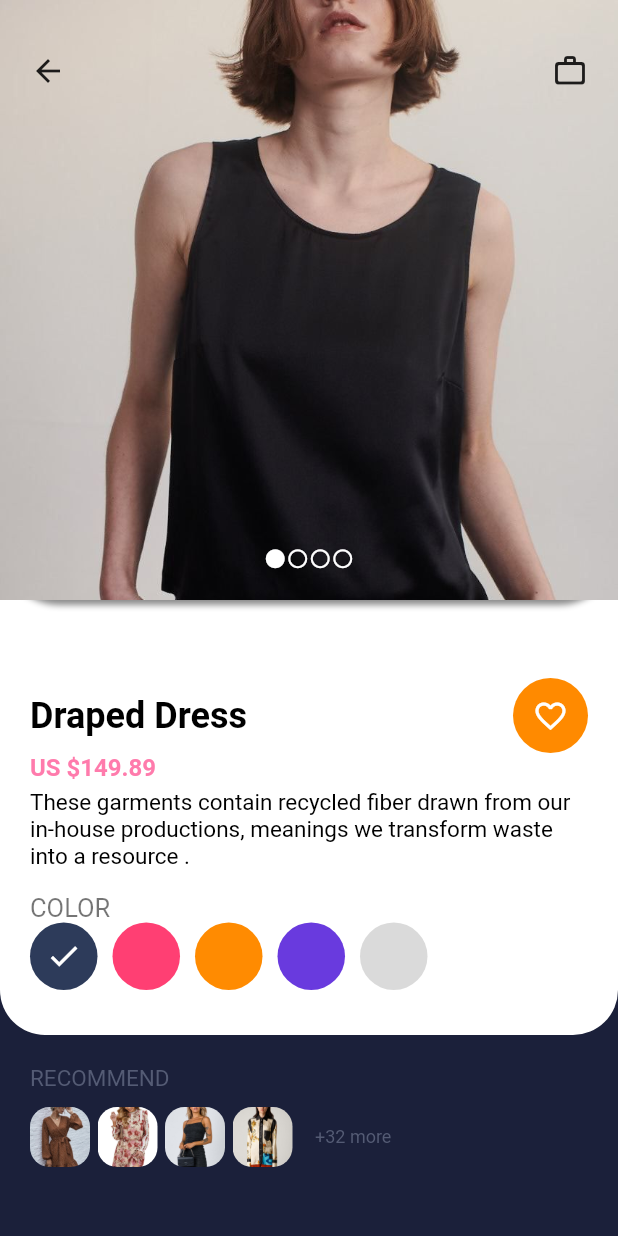
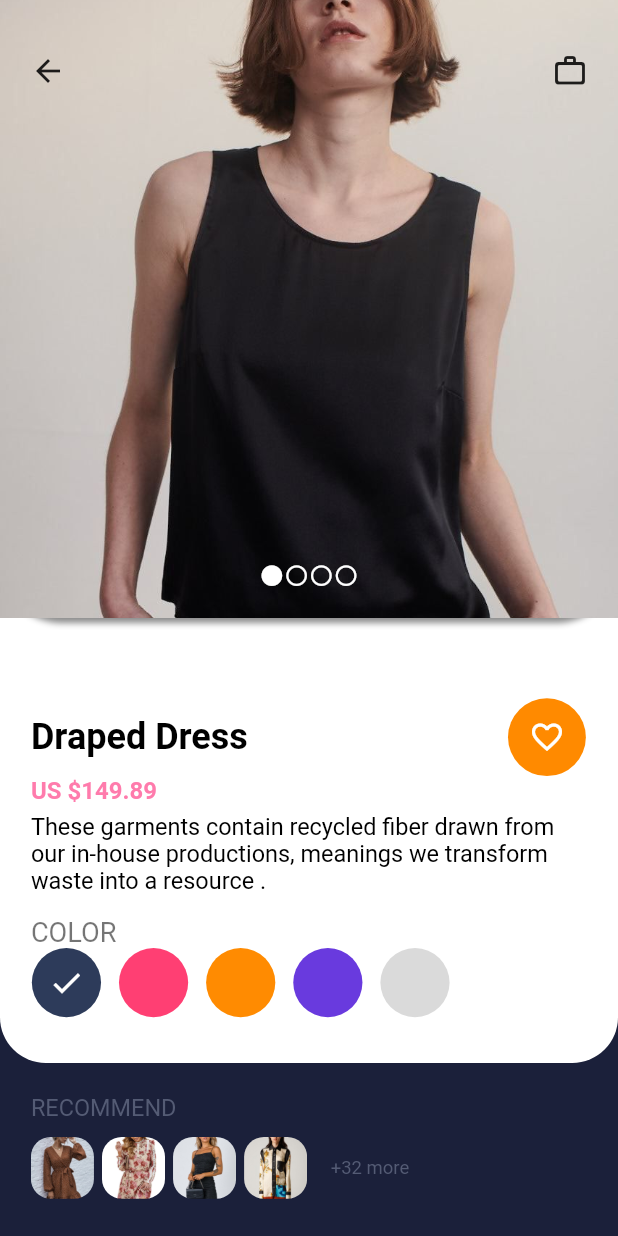
Before and after one commit to o-aziz/Ecomerce_app1_flutter, a Flutter app: the screen it shows after launch, after a tap on "Draped Dress", on a phone screen of 412 x 824 dp. Run offline on Flutter 3.47's test engine with Material 2 defaults, Android fonts, the phone set to English and light mode, and no system bars.

Commit message:
added responsive design 2

```diff
--- a/lib/screens/item_details.dart
+++ b/lib/screens/item_details.dart
@@ -1,3 +1,4 @@
+import 'package:ecomerce_store1/helpers/size_config.dart';
 import 'package:flutter/material.dart';
 import 'package:flutter/widgets.dart';
 
@@ -16,15 +17,18 @@ class ItemDetails extends StatelessWidget {
           Stack(
             children: [
               Container(
-                height: 690,
-                padding:
-                    const EdgeInsets.symmetric(vertical: 30, horizontal: 20),
+                height: 86 * SizeConfig.heightMultiplier,
+                padding: EdgeInsets.symmetric(
+                    vertical: 3.7 * SizeConfig.heightMultiplier,
+                    horizontal: 5 * SizeConfig.widthMultiplier),
                 alignment: Alignment.bottomLeft,
-                decoration: const BoxDecoration(
+                decoration: BoxDecoration(
                   color: Colors.white,
                   borderRadius: BorderRadius.only(
-                    bottomLeft: Radius.circular(30),
-                    bottomRight: Radius.circular(30),
+                    bottomLeft:
+                        Radius.circular(3.7 * SizeConfig.heightMultiplier),
+                    bottomRight:
+                        Radius.circular(3.7 * SizeConfig.heightMultiplier),
                   ),
                 ),
                 child: Column(
@@ -44,8 +48,8 @@ class ItemDetails extends StatelessWidget {
                                   fontWeight: FontWeight.bold),
                         ),
                         Container(
-                          height: 50,
-                          width: 50,
+                          height: 6.3 * SizeConfig.heightMultiplier,
+                          width: 13 * SizeConfig.widthMultiplier,
                           decoration: const BoxDecoration(
                             shape: BoxShape.circle,
                             color: Color(0xffFF8A00),
@@ -64,27 +68,24 @@ class ItemDetails extends StatelessWidget {
                             fontWeight: FontWeight.bold,
                           ),
                     ),
-                    const SizedBox(height: 5),
+                    SizedBox(height: 0.6 * SizeConfig.heightMultiplier),
                     Text(
                       'These garments contain recycled fiber drawn from our in-house productions, meanings we transform waste into a resource .',
-                      style: Theme.of(context)
-                          .textTheme
-                          .caption!
-                          .copyWith(color: Colors.black, fontSize: 15),
+                      style: Theme.of(context).textTheme.caption!.copyWith(
+                          color: Colors.black,
+                          fontSize: 1.9 * SizeConfig.heightMultiplier),
                     ),
-                    const SizedBox(height: 15),
+                    SizedBox(height: 1.9 * SizeConfig.heightMultiplier),
                     Text(
                       'COLOR',
-                      style: Theme.of(context)
-                          .textTheme
-                          .caption!
-                          .copyWith(fontSize: 17),
+                      style: Theme.of(context).textTheme.caption!.copyWith(
+                          fontSize: 2.2 * SizeConfig.heightMultiplier),
                     ),
                     Row(
                       children: [
                         Container(
-                          height: 45,
-                          width: 45,
+                          height: 5.6 * SizeConfig.heightMultiplier,
+                          width: 11.5 * SizeConfig.widthMultiplier,
                           decoration: const BoxDecoration(
                               shape: BoxShape.circle, color: Color(0xff2D3B5A)),
                           child: const Icon(
@@ -92,31 +93,31 @@ class ItemDetails extends StatelessWidget {
                             color: Colors.white,
                           ),
                         ),
-                        const SizedBox(width: 10),
+                        SizedBox(width: 2.6 * SizeConfig.widthMultiplier),
                         Container(
-                          height: 45,
-                          width: 45,
+                          height: 5.6 * SizeConfig.heightMultiplier,
+                          width: 11.5 * SizeConfig.widthMultiplier,
                           decoration: const BoxDecoration(
                               shape: BoxShape.circle, color: Color(0xffFF3F73)),
                         ),
-                        const SizedBox(width: 10),
+                        SizedBox(width: 2.6 * SizeConfig.widthMultiplier),
                         Container(
-                          height: 45,
-                          width: 45,
+                          height: 5.6 * SizeConfig.heightMultiplier,
+                          width: 11.5 * SizeConfig.widthMultiplier,
                           decoration: const BoxDecoration(
                               shape: BoxShape.circle, color: Color(0xffFF8B01)),
                         ),
-                        const SizedBox(width: 10),
+                        SizedBox(width: 2.6 * SizeConfig.widthMultiplier),
                         Container(
-                          height: 45,
-                          width: 45,
+                          height: 5.6 * SizeConfig.heightMultiplier,
+                          width: 11.5 * SizeConfig.widthMultiplier,
                           decoration: const BoxDecoration(
                               shape: BoxShape.circle, color: Color(0xff693ADE)),
                         ),
-                        const SizedBox(width: 10),
+                        SizedBox(width: 2.6 * SizeConfig.widthMultiplier),
                         Container(
-                          height: 45,
-                          width: 45,
+                          height: 5.6 * SizeConfig.heightMultiplier,
+                          width: 11.5 * SizeConfig.widthMultiplier,
                           decoration: const BoxDecoration(
                               shape: BoxShape.circle, color: Color(0xffDADADA)),
                         ),
@@ -126,15 +127,17 @@ class ItemDetails extends StatelessWidget {
                 ),
               ),
               Container(
-                height: 400,
+                height: 50 * SizeConfig.heightMultiplier,
                 width: MediaQuery.of(context).size.width,
-                decoration: const BoxDecoration(
-                  color: Color(0xffECECF0),
+                decoration: BoxDecoration(
+                  color: const Color(0xffECECF0),
                   borderRadius: BorderRadius.only(
-                    bottomLeft: Radius.circular(40),
-                    bottomRight: Radius.circular(40),
+                    bottomLeft:
+                        Radius.circular(5 * SizeConfig.heightMultiplier),
+                    bottomRight:
+                        Radius.circular(5 * SizeConfig.heightMultiplier),
                   ),
-                  boxShadow: [
+                  boxShadow: const [
                     BoxShadow(
                       color: Colors.black45,
                       offset: Offset(0, 3),
@@ -171,25 +174,25 @@ class ItemDetails extends StatelessWidget {
                     ),
                     Positioned(
                       child: Row(
-                        children: const [
+                        children: [
                           Icon(
                             Icons.circle_rounded,
-                            size: 15,
+                            size: 2 * SizeConfig.heightMultiplier,
                             color: Colors.white,
                           ),
                           Icon(
                             Icons.circle_outlined,
-                            size: 15,
+                            size: 2 * SizeConfig.heightMultiplier,
                             color: Colors.white,
                           ),
                           Icon(
                             Icons.circle_outlined,
-                            size: 15,
+                            size: 2 * SizeConfig.heightMultiplier,
                             color: Colors.white,
                           ),
                           Icon(
                             Icons.circle_outlined,
-                            size: 15,
+                            size: 2 * SizeConfig.heightMultiplier,
                             color: Colors.white,
                           ),
                         ],
@@ -202,69 +205,75 @@ class ItemDetails extends StatelessWidget {
             ],
           ),
           Container(
-            padding: const EdgeInsets.symmetric(vertical: 20, horizontal: 20),
+            padding: EdgeInsets.symmetric(
+                vertical: 2.5 * SizeConfig.heightMultiplier,
+                horizontal: 5 * SizeConfig.widthMultiplier),
             child: Column(
               crossAxisAlignment: CrossAxisAlignment.start,
               children: [
-                const Text(
+                Text(
                   'RECOMMEND',
                   style: TextStyle(
-                    color: Color(0xff545B74),
-                    fontSize: 15,
+                    color: const Color(0xff545B74),
+                    fontSize: 1.9 * SizeConfig.heightMultiplier,
                   ),
                 ),
-                const SizedBox(height: 10),
+                SizedBox(height: 1.3 * SizeConfig.heightMultiplier),
                 Row(
                   children: [
                     Container(
-                      height: 40,
-                      width: 40,
+                      height: 5 * SizeConfig.heightMultiplier,
+                      width: 10.2 * SizeConfig.widthMultiplier,
                       decoration: BoxDecoration(
-                        borderRadius: BorderRadius.circular(13),
+                        borderRadius: BorderRadius.circular(
+                            1.6 * SizeConfig.heightMultiplier),
                         image: const DecorationImage(
                             image: AssetImage('assets/belted_dress.jpg'),
                             fit: BoxFit.fitWidth),
                       ),
                     ),
-                    const SizedBox(width: 5),
+                    SizedBox(width: 1.3 * SizeConfig.widthMultiplier),
                     Container(
-                      height: 40,
-                      width: 40,
+                      height: 5 * SizeConfig.heightMultiplier,
+                      width: 10.2 * SizeConfig.widthMultiplier,
                       decoration: BoxDecoration(
-                        borderRadius: BorderRadius.circular(13),
+                        borderRadius: BorderRadius.circular(
+                            1.6 * SizeConfig.heightMultiplier),
                         image: const DecorationImage(
                             image: AssetImage('assets/floral_dress.jpg'),
                             fit: BoxFit.fitWidth),
                       ),
                     ),
-                    const SizedBox(width: 5),
+                    SizedBox(width: 1.3 * SizeConfig.widthMultiplier),
                     Container(
-                      height: 40,
-                      width: 40,
+                      height: 5 * SizeConfig.heightMultiplier,
+                      width: 10.2 * SizeConfig.widthMultiplier,
                       decoration: BoxDecoration(
-                        borderRadius: BorderRadius.circular(13),
+                        borderRadius: BorderRadius.circular(
+                            1.6 * SizeConfig.heightMultiplier),
                         image: const DecorationImage(
                             image: AssetImage('assets/mini_dress.jpg'),
                             fit: BoxFit.fitWidth),
                       ),
                     ),
-                    const SizedBox(width: 5),
+                    SizedBox(width: 1.3 * SizeConfig.widthMultiplier),
                     Container(
-                      height: 40,
-                      width: 40,
+                      height: 5 * SizeConfig.heightMultiplier,
+                      width: 10.2 * SizeConfig.widthMultiplier,
                       decoration: BoxDecoration(
-                        borderRadius: BorderRadius.circular(13),
+                        borderRadius: BorderRadius.circular(
+                            1.6 * SizeConfig.heightMultiplier),
                         image: const DecorationImage(
                             image: AssetImage('assets/contrasting_satin.jpg'),
                             fit: BoxFit.fitWidth),
                       ),
                     ),
-                    const SizedBox(width: 15),
-                    const Text(
+                    SizedBox(width: 3.8 * SizeConfig.widthMultiplier),
+                    Text(
                       '+32 more',
                       style: TextStyle(
-                        color: Color(0xff545B74),
-                        fontSize: 12,
+                        color: const Color(0xff545B74),
+                        fontSize: 1.5 * SizeConfig.heightMultiplier,
                       ),
                     ),
                   ],
```
